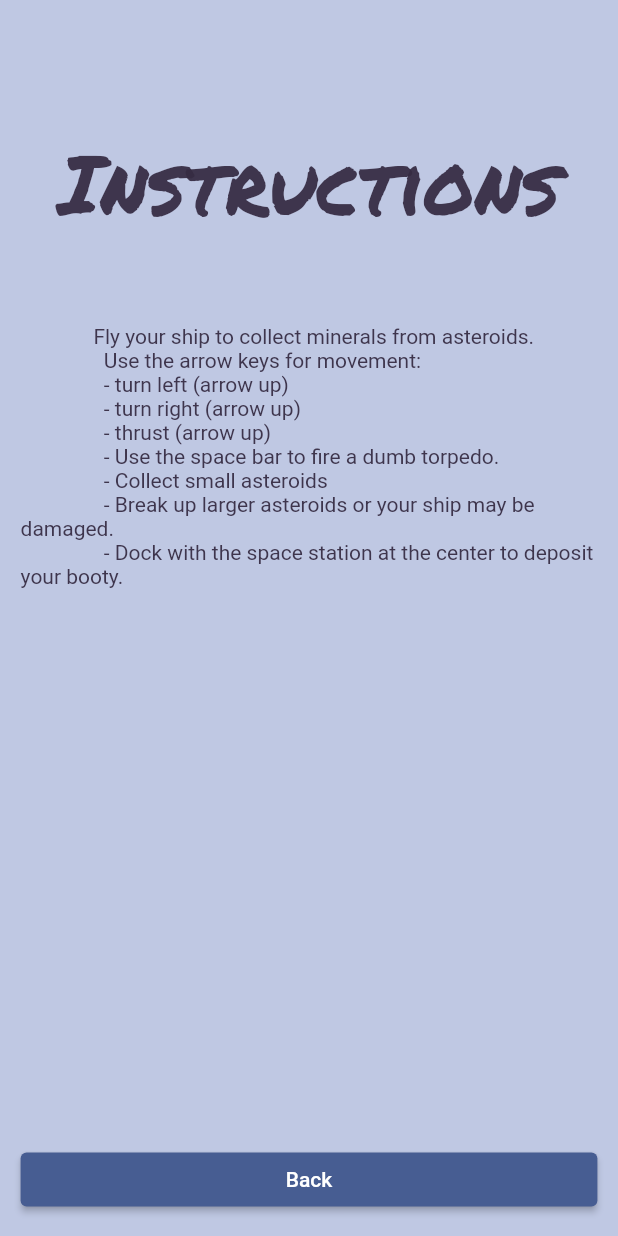
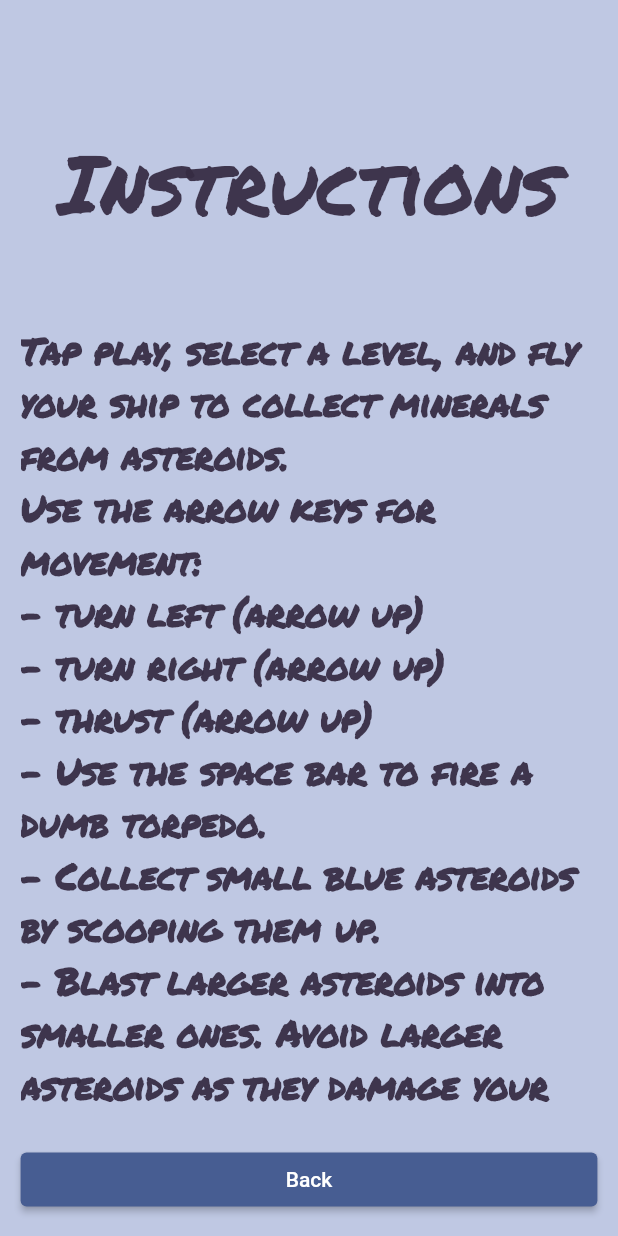
Before and after one commit to cybaker/Steroids, a Flutter app: the InstructionsScreen screen opened by its route, on a phone screen of 412 x 824 dp. Run offline on Flutter 3.47's test engine with Material 2 defaults, Android fonts, the phone set to English and light mode, and no system bars; our stand-ins replace audioplayers, firebase_core, firebase_crashlytics, go_router, google_mobile_ads, in_app_purchase and 1 more; missing offline and left inert: flame, flame_audio, games_services; accounts and stored records are empty.

Commit message:
Update instructions

```diff
--- a/lib/src/instructions/instructions_screen.dart
+++ b/lib/src/instructions/instructions_screen.dart
@@ -34,27 +34,26 @@ class InstructionsScreen extends StatelessWidget {
               ),
             ),
             _gap,
-            const Text(
-              '''
-              Fly your ship to collect minerals from asteroids.
-                Use the arrow keys for movement:
-                - turn left (arrow up)
-                - turn right (arrow up)
-                - thrust (arrow up)
-                - Use the space bar to fire a dumb torpedo.
-                - Collect small asteroids
-                - Break up larger asteroids or your ship may be damaged.
-                - Dock with the space station at the center to deposit your booty.
-          '''
-            ),
+            const Text('''
+Tap play, select a level, and fly your ship to collect minerals from asteroids.
+Use the arrow keys for movement:
+- turn left (arrow up)
+- turn right (arrow up)
+- thrust (arrow up)
+- Use the space bar to fire a dumb torpedo.
+- Collect small blue asteroids by scooping them up.
+- Blast larger asteroids into smaller ones. Avoid larger asteroids as they damage your ship.
+- Dock with the space station at the center to deposit your booty and regenerate ship power.
+- Don't let you ship power fall to zero. You'll lose the level.
+    ''', style: TextStyle(fontSize: 24, fontWeight: FontWeight.bold, fontFamily: 'Permanent Marker'),),
             _gap,
           ],
         ),
         rectangularMenuArea: ElevatedButton(
+          child: const Text('Back'),
           onPressed: () {
             GoRouter.of(context).pop();
           },
-          child: const Text('Back'),
         ),
       ),
     );
```
Also changed, not shown: 1 other file.
